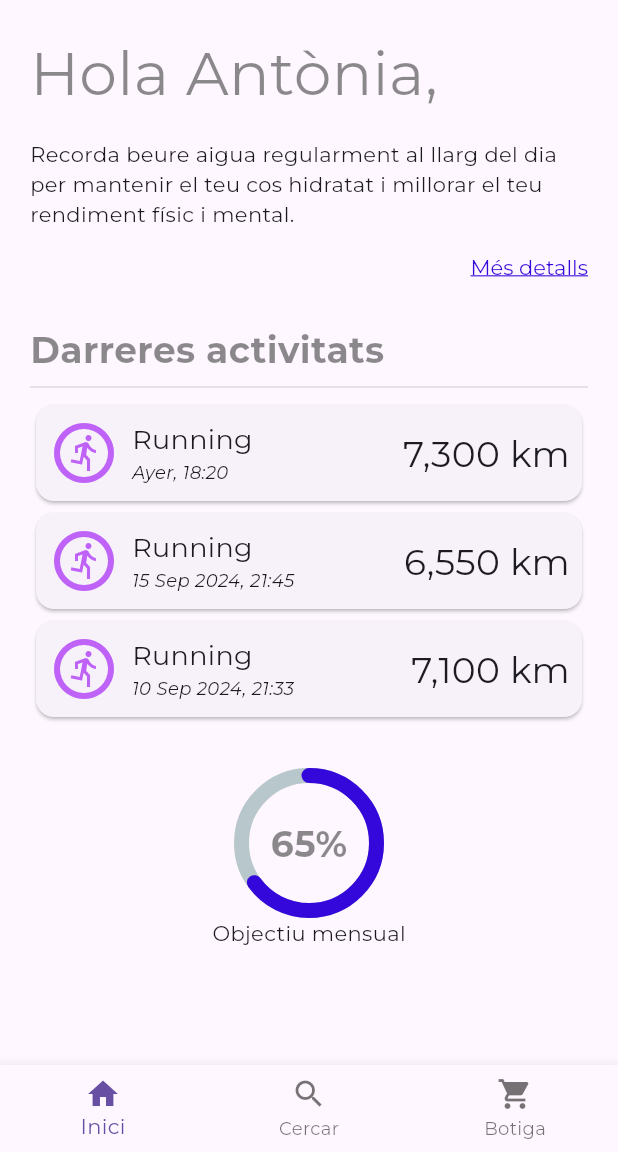
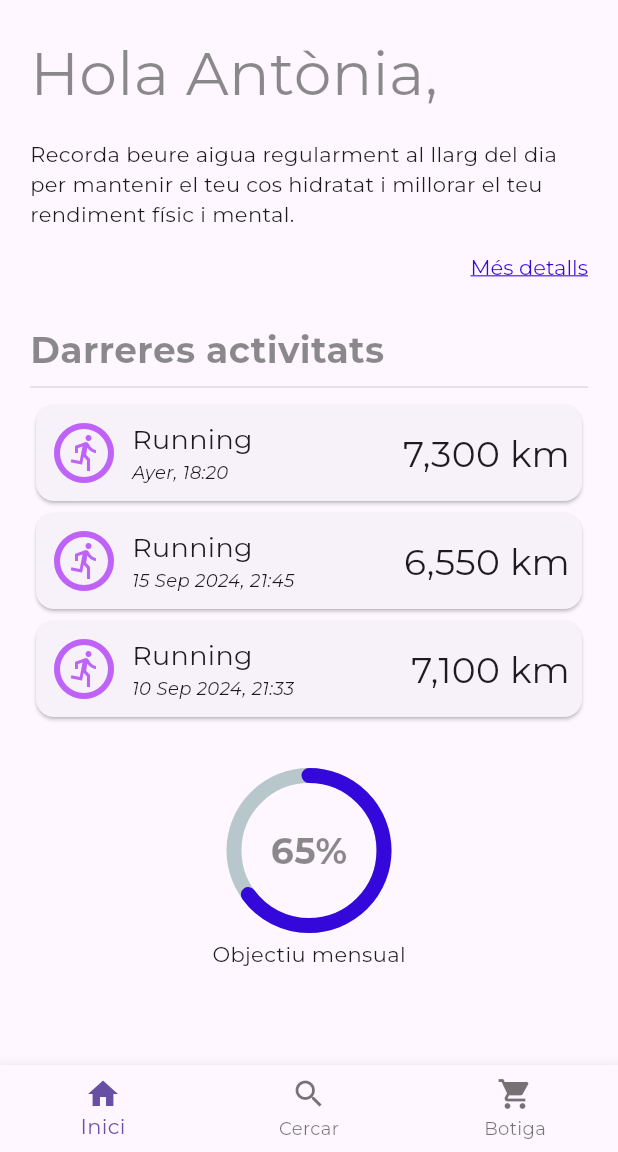
Before and after one commit to Carleslc/cifo_flutter_fitness_time, a Flutter app: the screen it shows after launch, on a phone screen of 412 x 824 dp, the part 84-1236 px from its top. Run offline on Flutter 3.47's test engine with Material 3 defaults, Android fonts, the phone set to English and light mode, and no system bars; drawn by our look-alikes of percent_indicator; our stand-ins replace google_fonts; network calls fail.

Commit message:
Improve progress indicator

```diff
--- a/lib/screens/home_page.dart
+++ b/lib/screens/home_page.dart
@@ -54,7 +54,7 @@ class HomePage extends StatelessWidget {
               getActivityCard(activity),
             const SizedBox(height: 30),
             // Objectiu
-            const Center(
+            Center(
               child: GoalProgressIndicator(
                 name: 'Objectiu mensual',
                 percent: 65 / 100,
--- a/lib/widgets/goal_indicator.dart
+++ b/lib/widgets/goal_indicator.dart
@@ -13,20 +13,22 @@ class GoalProgressIndicator extends StatelessWidget {
   final String name;
 
   /// Progrés actual de l'objectiu, p.e. 65 / 100
-  final double percent;
+  late final double percent;
 
   /// Mida de l'indicador
   final double radius;
 
-  const GoalProgressIndicator({
+  GoalProgressIndicator({
     super.key,
     required this.name,
-    required this.percent,
-    this.radius = 50,
-  });
+    required double percent,
+    this.radius = 55,
+  }) {
+    this.percent = clampDouble(percent, 0, 1); // ajusta al rang [0,1]
+  }
 
   /// Percentatge del progrés entre 0 i 100
-  double get progress => 100 * clampDouble(percent, 0, 1);
+  double get progress => 100 * percent;
 
   @override
   Widget build(BuildContext context) {
@@ -42,9 +44,9 @@ class GoalProgressIndicator extends StatelessWidget {
         style: AppStyles.text.titleMedium,
       ),
       footer: Padding(
-        // Disseny: 0
-        // Alternativa: 4, per que el texte quedi millor una mica més separat
-        padding: const EdgeInsets.only(top: 0),
+        // El text al disseny té 0 padding, però s'ha afegit un padding sutil
+        // per que el texte quedi millor una mica més separat
+        padding: const EdgeInsets.only(top: 4),
         child: Text(name, style: AppStyles.text.normal),
       ),
     );
```
